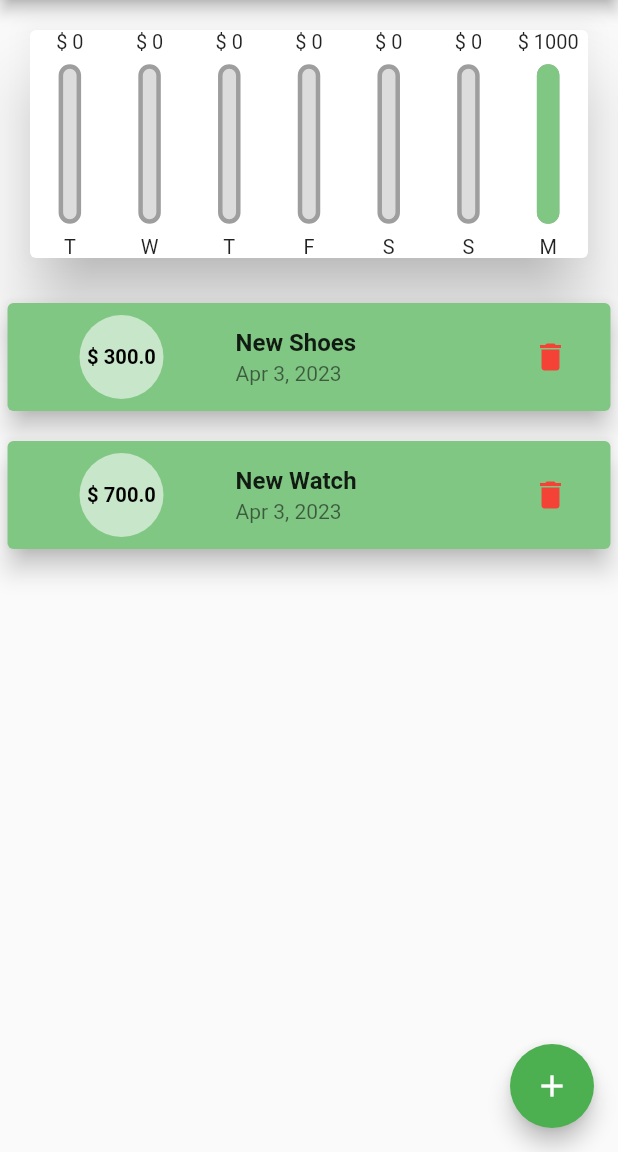
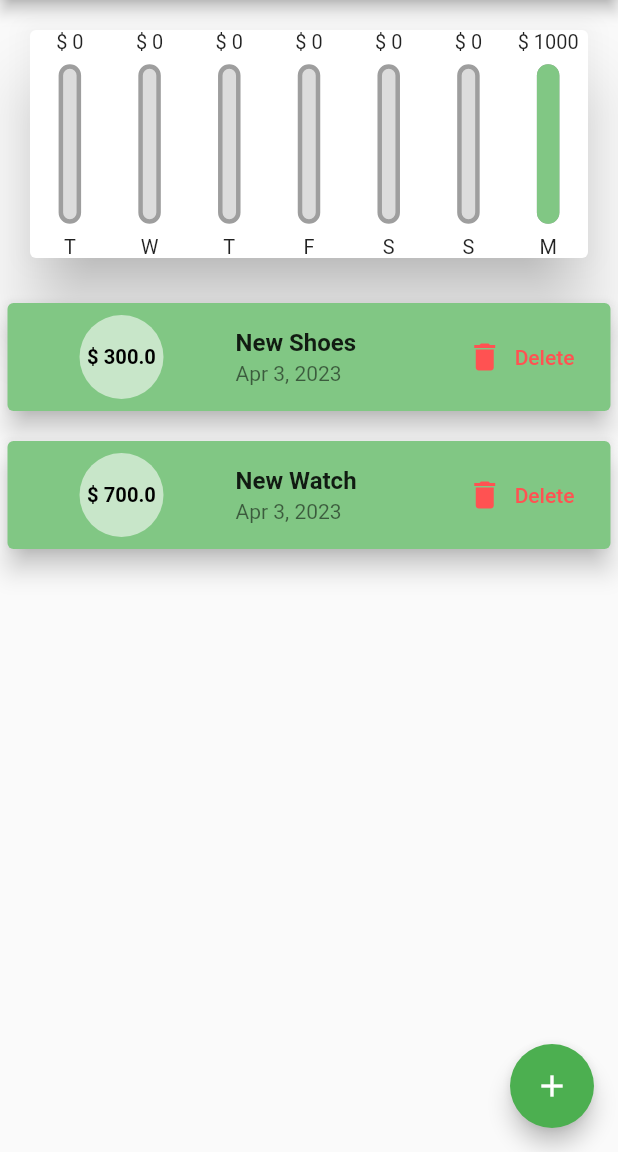
Before and after one commit to TRohit20/Flutter-Playground, a Flutter app: the screen it shows after launch, on a phone screen of 412 x 824 dp, the part 84-1236 px from its top. Run offline on Flutter 3.47's test engine with Material 2 defaults, Android fonts, the phone set to English and light mode, and no system bars; our stand-ins replace firebase_auth, firebase_core; missing offline and left inert: dart:ffi; accounts and stored records are empty.

Commit message:
Using Device Size in Conditions or For Output

```diff
--- a/expense_tracker/lib/widgets/transactions_list.dart
+++ b/expense_tracker/lib/widgets/transactions_list.dart
@@ -65,11 +65,23 @@ class TransactionList extends StatelessWidget {
                     ),
                     subtitle: Text(
                         DateFormat.yMMMd().format(transactions[index].date)),
-                    trailing: IconButton(
-                      onPressed: () => deleteTx(transactions[index].id),
-                      icon: Icon(Icons.delete),
-                      color: Colors.red,
-                    ),
+                    trailing: MediaQuery.of(context).size.width > 400
+                        ? TextButton.icon(
+                            onPressed: () => deleteTx(transactions[index].id),
+                            style: const ButtonStyle(
+                                iconColor:
+                                    MaterialStatePropertyAll(Colors.redAccent)),
+                            icon: Icon(Icons.delete),
+                            label: const Text(
+                              'Delete',
+                              style: TextStyle(color: Colors.redAccent),
+                            ),
+                          )
+                        : IconButton(
+                            onPressed: () => deleteTx(transactions[index].id),
+                            icon: Icon(Icons.delete),
+                            color: Colors.red,
+                          ),
                   ),
                 );
               },
```
